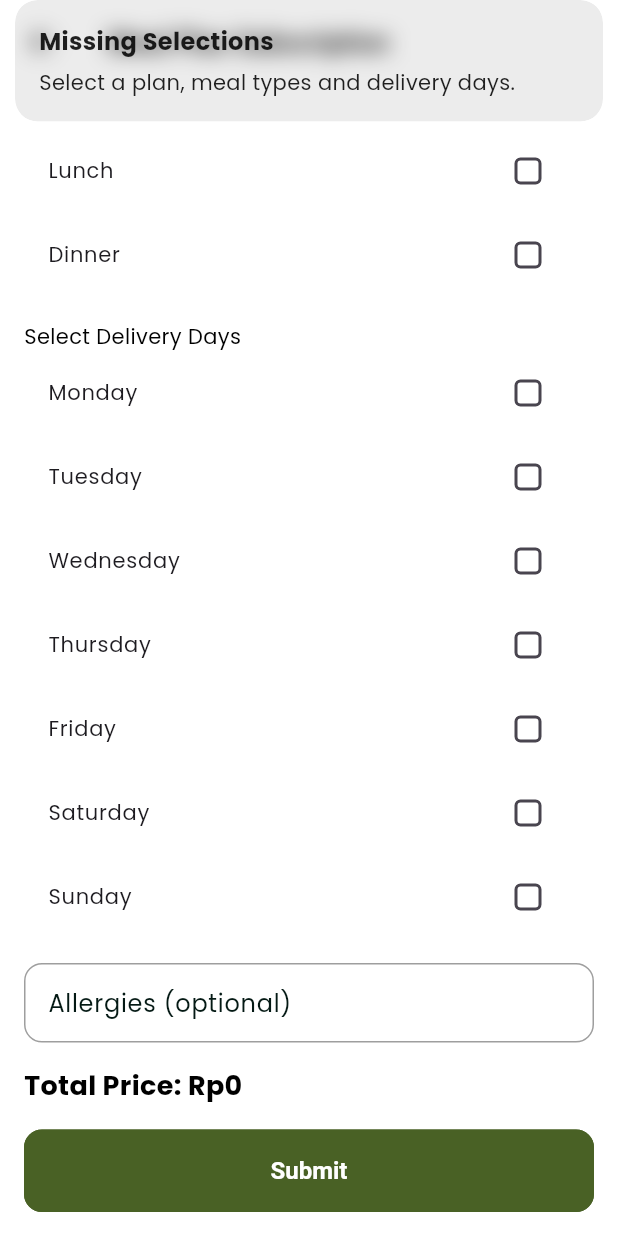
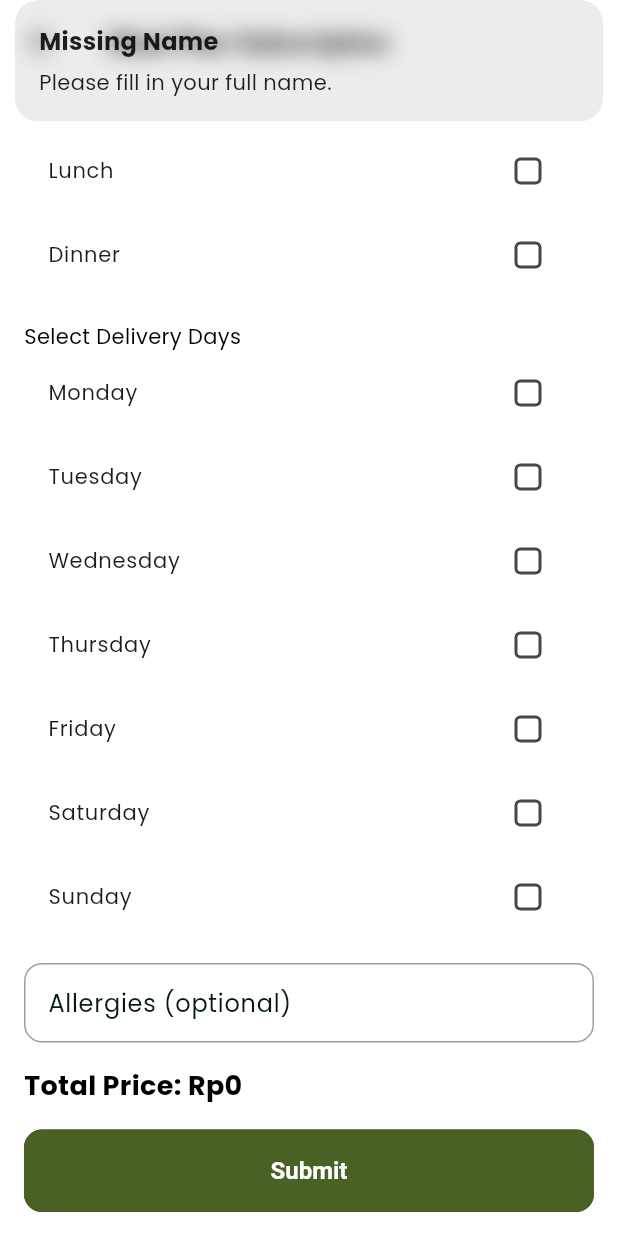
Before and after one commit to Theona77/SEA-Catering, a Flutter app: the SubscriptionForm screen opened directly, scrolled down 460 dp, after a tap on "Submit", on a phone screen of 412 x 824 dp. Run offline on Flutter 3.47's test engine with Material 3 defaults, Android fonts, the phone set to English and light mode, and no system bars; our stand-ins replace carousel_slider, cloud_firestore, connectivity_plus, firebase_auth, firebase_core, flutter_native_splash and 10 more; accounts and stored records are empty.

Commit message:
Fixed subscription form and database, showing on screen

```diff
--- a/lib/navigation_menu.dart
+++ b/lib/navigation_menu.dart
@@ -1,5 +1,6 @@
 import 'package:sea_catering/features/personalization/screens/settings/settings.dart';
 import 'package:sea_catering/subscription.dart';
+import 'package:sea_catering/subscription_form.dart';
 
 import 'package:sea_catering/utils/constants/colors.dart';
 import 'package:sea_catering/utils/helpers/helper_functions.dart';
--- a/lib/product_attributes.dart
+++ b/lib/product_attributes.dart
@@ -17,7 +17,7 @@ class TProductAttributes extends StatelessWidget{
       children: [
         ///Desc
         TProductTitleText(
-          title: 'Our Mixed Berry Smoothie is a refreshing, nutrient-packed drink made with a blend of blueberries, strawberries, and raspberries. Perfect for a quick breakfast or post-workout recovery, it delivers a naturally sweet, fruity flavor. Rich in antioxidants, this smoothie helps support your immune system and skin health.',
+          title: 'Our Mixed Berry Smoothie is a refreshing, nutrient-packed drink made with a blend of blueberries, strawberries, and raspberries.',
           smallSize: true,
           maxLines: 5,
         ),
--- a/lib/subscription.dart
+++ /dev/null
@@ -1,198 +0,0 @@
-import 'package:firebase_auth/firebase_auth.dart';
-import 'package:flutter/material.dart';
-import 'package:get/get.dart';
-import 'package:cloud_firestore/cloud_firestore.dart';
-import 'package:sea_catering/utils/constants/sizes.dart';
-import 'package:sea_catering/utils/validators/validation.dart';
-
-class SubscriptionForm extends StatefulWidget {
-  const SubscriptionForm({Key? key}) : super(key: key);
-
-  @override
-  State<SubscriptionForm> createState() => _SubscriptionFormState();
-}
-
-class _SubscriptionFormState extends State<SubscriptionForm> {
-  final _formKey = GlobalKey<FormState>();
-  bool _isSubmitting = false;
-
-  String? _name;
-  String? _phone;
-  String? _plan;
-  List<String> _mealTypes = [];
-  List<String> _deliveryDays = [];
-  String? _allergies;
-  double _totalPrice = 0;
-
-  final Map<String, int> _planPrices = {
-    'Diet Plan': 30000,
-    'Protein Plan': 40000,
-    'Royal Plan': 60000,
-  };
-
-  final List<String> _mealOptions = ['Breakfast', 'Lunch', 'Dinner'];
-  final List<String> _weekDays = [
-    'Monday', 'Tuesday', 'Wednesday', 'Thursday', 'Friday', 'Saturday', 'Sunday'
-  ];
-
-  void _calculatePrice() {
-    if (_plan == null || _mealTypes.isEmpty || _deliveryDays.isEmpty) {
-      setState(() => _totalPrice = 0);
-      return;
-    }
-    final planPrice = _planPrices[_plan!]!;
-    setState(() {
-      _totalPrice = planPrice * _mealTypes.length * _deliveryDays.length * 4.3;
-    });
-  }
-
-  void _submitForm() async {
-    if (_isSubmitting) return;
-
-    final form = _formKey.currentState;
-    if (form == null) return;
-
-    final textFieldsValid = form.validate();
-    if (!textFieldsValid) {
-      Get.snackbar('Error', 'Please fill in Name and Phone.');
-      return;
-    }
-
-    if (_plan == null || _mealTypes.isEmpty || _deliveryDays.isEmpty) {
-      Get.snackbar('Missing Selections', 'Select a plan, meal types and delivery days.');
-      return;
-    }
-
-    form.save();
-    _calculatePrice();
-    setState(() => _isSubmitting = true);
-
-    try {
-      final userId = FirebaseAuth.instance.currentUser?.uid;
-      if (userId == null) {
-        Get.snackbar('Error', 'You must be logged in to submit.');
-        return;
-      }
-
-      await FirebaseFirestore.instance.collection('subscriptions').add({
-        'user_id': userId,
-        'name': _name,
-        'phone': _phone,
-        'plan': _plan,
-        'mealTypes': _mealTypes,
-        'deliveryDays': _deliveryDays,
-        'allergies': _allergies ?? '',
-        'totalPrice': _totalPrice,
-        'timestamp': FieldValue.serverTimestamp(),
-      });
-
-      Get.snackbar('Success', 'Subscription submitted successfully');
-      form.reset();
-      setState(() {
-        _mealTypes.clear();
-        _deliveryDays.clear();
-        _plan = null;
-        _totalPrice = 0;
-      });
-    } catch (e) {
-      Get.snackbar('Error', 'Failed to submit: $e');
-    } finally {
-      setState(() => _isSubmitting = false);
-    }
-  }
-
-
-
-  @override
-  Widget build(BuildContext context) {
-    return Scaffold(
-      appBar: AppBar(title: const Text('Meal Plan Subscription')),
-      body: Padding(
-        padding: const EdgeInsets.all(16.0),
-        child: Form(
-          key: _formKey,
-          autovalidateMode: AutovalidateMode.onUserInteraction,
-          child: ListView(
-            children: [
-              const SizedBox(height: TSizes.spaceBtwInputFields),
-
-              TextFormField(
-                decoration: const InputDecoration(labelText: 'Full Name'),
-                validator: (value)  => TValidator.validateEmptyText('Full name', value),
-                onSaved: (value) => _name = value,
-              ),
-
-              const SizedBox(height: TSizes.spaceBtwInputFields),
-
-              TextFormField(
-                decoration: const InputDecoration(labelText: 'Active Phone Number'),
-                keyboardType: TextInputType.phone,
-                validator: (value) => TValidator.validatePhoneNumber(value),
-                onSaved: (value) => _phone = value,
-              ),
-
-              const SizedBox(height: TSizes.spaceBtwInputFields),
-              const Text('Select Plan'),
-              ..._planPrices.keys.map((plan) => RadioListTile(
-                title: Text('$plan (Rp${_planPrices[plan]})'),
-                value: plan,
-                groupValue: _plan,
-                onChanged: (value) => setState(() {
-                  _plan = value as String;
-                  _calculatePrice();
-                }),
-              )),
-
-              const SizedBox(height: TSizes.spaceBtwInputFields),
-              const Text('Select Meal Types (at least one)'),
-              ..._mealOptions.map((meal) => CheckboxListTile(
-                title: Text(meal),
-                value: _mealTypes.contains(meal),
-                onChanged: (value) => setState(() {
-                  if (value!) {
-                    _mealTypes.add(meal);
-                  } else {
-                    _mealTypes.remove(meal);
-                  }
-                  _calculatePrice();
-                }),
-              )),
-
-              const SizedBox(height: TSizes.spaceBtwInputFields),
-              const Text('Select Delivery Days'),
-              ..._weekDays.map((day) => CheckboxListTile(
-                title: Text(day),
-                value: _deliveryDays.contains(day),
-                onChanged: (value) => setState(() {
-                  if (value!) {
-                    _deliveryDays.add(day);
-                  } else {
-                    _deliveryDays.remove(day);
-                  }
-                  _calculatePrice();
-                }),
-              )),
-
-              const SizedBox(height: TSizes.spaceBtwInputFields),
-              TextFormField(
-                decoration: const InputDecoration(labelText: 'Allergies (optional)'),
-                onSaved: (value) => _allergies = value,
-              ),
-              const SizedBox(height: TSizes.spaceBtwInputFields),
-              Text('Total Price: Rp${_totalPrice.toStringAsFixed(0)}',
-                  style: const TextStyle(fontSize: 18, fontWeight: FontWeight.bold)),
-              const SizedBox(height: 16),
-              ElevatedButton(
-                onPressed: _isSubmitting ? null : _submitForm,
-                child: _isSubmitting
-                    ? const SizedBox(
-                    width: 20, height: 20, child: CircularProgressIndicator(strokeWidth: 2))
-                    : const Text('Submit'),
-              )
-            ],
-          ),
-        ),
-      ),
-    );
-  }
-}
--- /dev/null
+++ b/lib/subscription_form.dart
@@ -0,0 +1,206 @@
+import 'package:cloud_firestore/cloud_firestore.dart';
+import 'package:firebase_auth/firebase_auth.dart';
+import 'package:flutter/material.dart';
+import 'package:get/get.dart';
+import 'package:sea_catering/utils/constants/sizes.dart';
+import 'package:sea_catering/utils/validators/validation.dart';
+
+class SubscriptionForm extends StatefulWidget {
+  const SubscriptionForm({Key? key}) : super(key: key);
+
+  @override
+  State<SubscriptionForm> createState() => _SubscriptionFormState();
+}
+
+class _SubscriptionFormState extends State<SubscriptionForm> {
+  final _formKey = GlobalKey<FormState>();
+  final _nameController = TextEditingController();
+  final _phoneController = TextEditingController();
+  final _allergyController = TextEditingController();
+
+  bool _isSubmitting = false;
+  String? _plan;
+  List<String> _mealTypes = [];
+  List<String> _deliveryDays = [];
+  double _totalPrice = 0;
+
+  final Map<String, int> _planPrices = {
+    'Diet Plan': 30000,
+    'Protein Plan': 40000,
+    'Royal Plan': 60000,
+  };
+
+  final List<String> _mealOptions = ['Breakfast', 'Lunch', 'Dinner'];
+  final List<String> _weekDays = [
+    'Monday', 'Tuesday', 'Wednesday', 'Thursday', 'Friday', 'Saturday', 'Sunday'
+  ];
+
+  void _calculatePrice() {
+    if (_plan == null || _mealTypes.isEmpty || _deliveryDays.isEmpty) {
+      setState(() => _totalPrice = 0);
+      return;
+    }
+    final planPrice = _planPrices[_plan!]!;
+    setState(() {
+      _totalPrice = planPrice * _mealTypes.length * _deliveryDays.length * 4.3;
+    });
+  }
+
+  void _submitForm() async {
+    if (_isSubmitting) return;
+    print('Current UID: ${FirebaseAuth.instance.currentUser?.uid}'); // ✅ Add here for debugging
+
+
+    if (_formKey.currentState?.validate() != true) return;
+
+    final name = _nameController.text.trim();
+    final phone = _phoneController.text.trim();
+    final allergies = _allergyController.text.trim();
+
+    if (name.isEmpty) {
+      Get.snackbar('Missing Name', 'Please fill in your full name.');
+      return;
+    }
+    if (phone.isEmpty) {
+      Get.snackbar('Missing Phone Number', 'Please fill in your active phone number.');
+      return;
+    }
+    if (_plan == null || _mealTypes.isEmpty || _deliveryDays.isEmpty) {
+      Get.snackbar('Missing Selections', 'Select a plan, meal types, and delivery days.');
+      return;
+    }
+
+    _calculatePrice();
+    setState(() => _isSubmitting = true);
+
+    try {
+      final userId = FirebaseAuth.instance.currentUser?.uid;
+      if (userId == null) {
+        Get.snackbar('Error', 'You must be logged in to submit.');
+        return;
+      }
+
+      await FirebaseFirestore.instance.collection('subscriptions').add({
+        'user_id': userId,
+        'name': name,
+        'phone': phone,
+        'plan': _plan,
+        'mealTypes': _mealTypes,
+        'deliveryDays': _deliveryDays,
+        'allergies': allergies,
+        'totalPrice': _totalPrice,
+        'status': 'Active',
+        'timestamp': FieldValue.serverTimestamp(),
+      });
+
+      Get.snackbar('Success', 'Subscription submitted successfully');
+      _formKey.currentState?.reset();
+      _nameController.clear();
+      _phoneController.clear();
+      _allergyController.clear();
+      setState(() {
+        _mealTypes.clear();
+        _deliveryDays.clear();
+        _plan = null;
+        _totalPrice = 0;
+      });
+    } catch (e) {
+      Get.snackbar('Error', 'Failed to submit: $e');
+    } finally {
+      setState(() => _isSubmitting = false);
+    }
+  }
+
+  @override
+  void dispose() {
+    _nameController.dispose();
+    _phoneController.dispose();
+    _allergyController.dispose();
+    super.dispose();
+  }
+
+  @override
+  Widget build(BuildContext context) {
+    return Scaffold(
+      appBar: AppBar(title: const Text('Meal Plan Subscription')),
+      body: Padding(
+        padding: const EdgeInsets.all(16.0),
+        child: Form(
+          key: _formKey,
+          autovalidateMode: AutovalidateMode.onUserInteraction,
+          child: ListView(
+            children: [
+              const SizedBox(height: TSizes.spaceBtwInputFields),
+              TextFormField(
+                controller: _nameController,
+                decoration: const InputDecoration(labelText: 'Full Name'),
+                validator: (value) => TValidator.validateEmptyText('Full name', value),
+              ),
+              const SizedBox(height: TSizes.spaceBtwInputFields),
+              TextFormField(
+                controller: _phoneController,
+                decoration: const InputDecoration(labelText: 'Active Phone Number'),
+                keyboardType: TextInputType.phone,
+                validator: (value) => TValidator.validatePhoneNumber(value),
+              ),
+              const SizedBox(height: TSizes.spaceBtwInputFields),
+              const Text('Select Plan'),
+              ..._planPrices.keys.map((plan) => RadioListTile(
+                title: Text('$plan (Rp${_planPrices[plan]})'),
+                value: plan,
+                groupValue: _plan,
+                onChanged: (value) => setState(() {
+                  _plan = value as String;
+                  _calculatePrice();
+                }),
+              )),
+              const SizedBox(height: TSizes.spaceBtwInputFields),
+              const Text('Select Meal Types (at least one)'),
+              ..._mealOptions.map((meal) => CheckboxListTile(
+                title: Text(meal),
+                value: _mealTypes.contains(meal),
+                onChanged: (value) => setState(() {
+                  if (value!) {
+                    _mealTypes.add(meal);
+                  } else {
+                    _mealTypes.remove(meal);
+                  }
+                  _calculatePrice();
+                }),
+              )),
+              const SizedBox(height: TSizes.spaceBtwInputFields),
+              const Text('Select Delivery Days'),
+              ..._weekDays.map((day) => CheckboxListTile(
+                title: Text(day),
+                value: _deliveryDays.contains(day),
+                onChanged: (value) => setState(() {
+                  if (value!) {
+                    _deliveryDays.add(day);
+                  } else {
+                    _deliveryDays.remove(day);
+                  }
+                  _calculatePrice();
+                }),
+              )),
+              const SizedBox(height: TSizes.spaceBtwInputFields),
+              TextFormField(
+                controller: _allergyController,
+                decoration: const InputDecoration(labelText: 'Allergies (optional)'),
+              ),
+              const SizedBox(height: TSizes.spaceBtwInputFields),
+              Text('Total Price: Rp${_totalPrice.toStringAsFixed(0)}',
+                  style: const TextStyle(fontSize: 18, fontWeight: FontWeight.bold)),
+              const SizedBox(height: 16),
+              ElevatedButton(
+                onPressed: _isSubmitting ? null : _submitForm,
+                child: _isSubmitting
+                    ? const SizedBox(width: 20, height: 20, child: CircularProgressIndicator(strokeWidth: 2))
+                    : const Text('Submit'),
+              )
+            ],
+          ),
+        ),
+      ),
+    );
+  }
+}
```
Also changed, not shown: lib/subscription_screen.dart (+124 -158 lines), assets/images/menu_catering.png (added).
